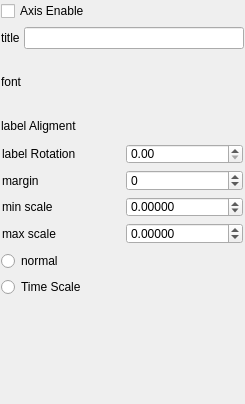
This is src/DAGui/ChartSetting/DAChartAxisSetWidget.ui in czyt1988/data-workbench as Qt 5 draws it before an edit. The edited form follows.
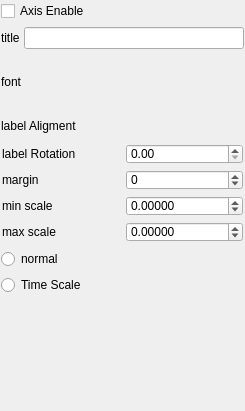
This is the edited form. Custom widgets are drawn as their Qt base class.

Diff of the .ui file:
```diff
--- a/src/DAGui/ChartSetting/DAChartAxisSetWidget.ui
+++ b/src/DAGui/ChartSetting/DAChartAxisSetWidget.ui
@@ -7,7 +7,7 @@
     <x>0</x>
     <y>0</y>
     <width>245</width>
-    <height>404</height>
+    <height>411</height>
    </rect>
   </property>
   <property name="windowTitle">
@@ -236,6 +236,19 @@
      </property>
     </widget>
    </item>
+   <item>
+    <spacer name="verticalSpacer">
+     <property name="orientation">
+      <enum>Qt::Vertical</enum>
+     </property>
+     <property name="sizeHint" stdset="0">
+      <size>
+       <width>20</width>
+       <height>40</height>
+      </size>
+     </property>
+    </spacer>
+   </item>
   </layout>
  </widget>
  <customwidgets>
```
